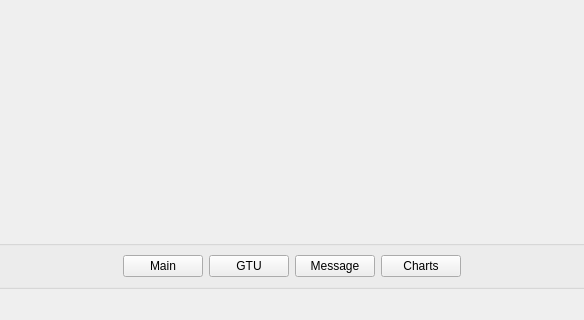
First picture: the form in mainwindow.ui, repository imdimab-ops/GTViewer, before the edit; both pictures show x 368 to 952 and y 429 to 749 of the 1320 by 749 pixel window.
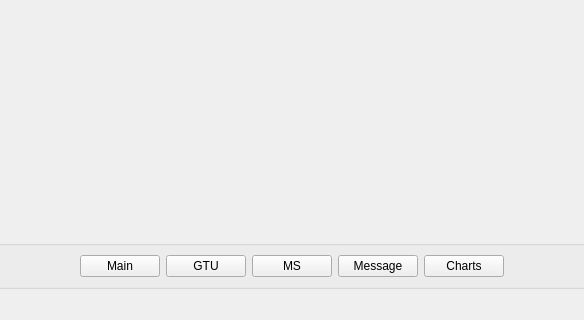
Second picture: the form after the edit.

```diff
--- a/mainwindow.ui
+++ b/mainwindow.ui
@@ -290,6 +290,13 @@
          </property>
         </widget>
        </item>
+       <item>
+        <widget class="QPushButton" name="pb_ms">
+         <property name="text">
+          <string>MS</string>
+         </property>
+        </widget>
+       </item>
        <item>
         <widget class="QPushButton" name="pb_events">
          <property name="text">
```
